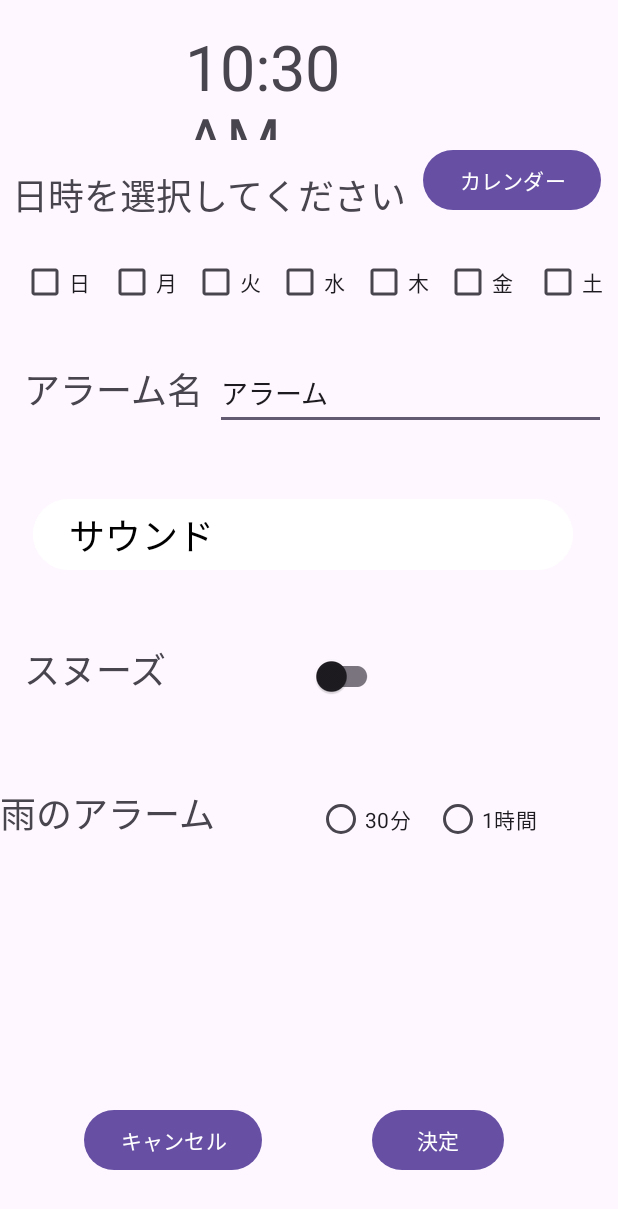
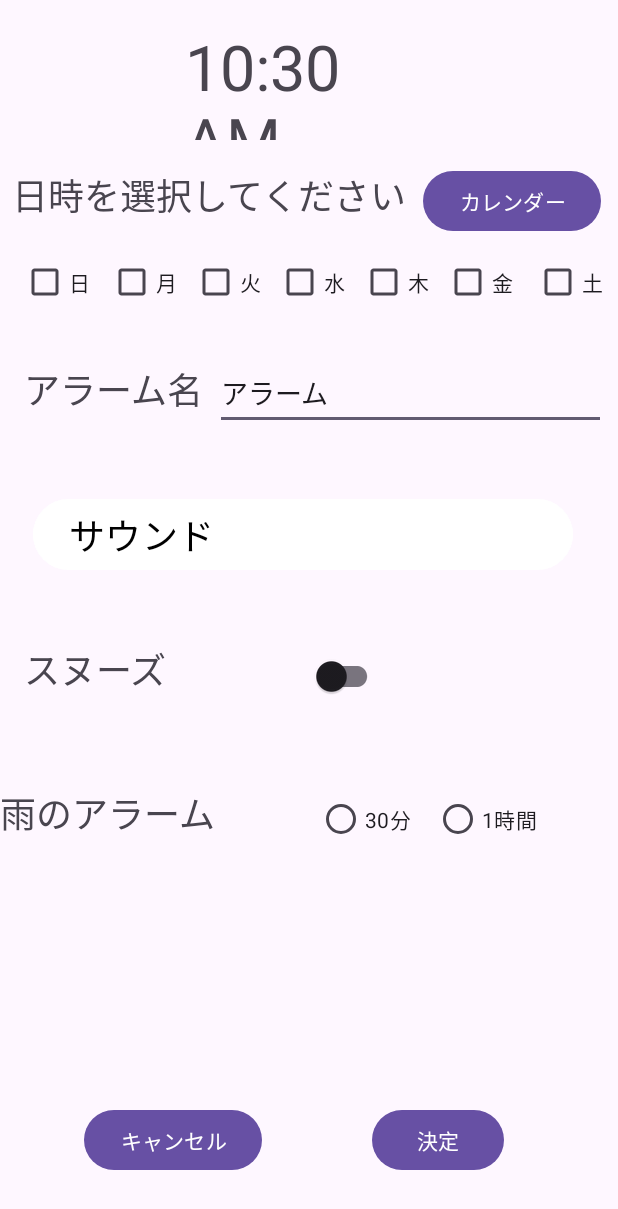
Before and after one commit to itc-s22001/PBL, an Android app: the layout activity_setting.xml on its own in the app's theme, with its tools: preview values and no code run, on a phone screen of 412 x 824 dp. Shown: the top 1209 px of the screen. Run offline under Robolectric (Android 15) with nearby library versions, the phone set to English and light mode, and no system bars.

Commit message:
カレンダーボタンと日付表示のTextViewをBaselineで繋げた。

```diff
--- a/app/src/main/res/layout/activity_setting.xml
+++ b/app/src/main/res/layout/activity_setting.xml
@@ -220,11 +220,10 @@
         android:id="@+id/button4"
         android:layout_width="wrap_content"
         android:layout_height="wrap_content"
-        android:layout_marginTop="96dp"
         android:text="カレンダー"
+        app:layout_constraintBaseline_toBaselineOf="@+id/textView"
         app:layout_constraintEnd_toEndOf="parent"
-        app:layout_constraintStart_toEndOf="@+id/textView"
-        app:layout_constraintTop_toTopOf="parent" />
+        app:layout_constraintStart_toEndOf="@+id/textView" />
 
 
 </androidx.constraintlayout.widget.ConstraintLayout>
```
